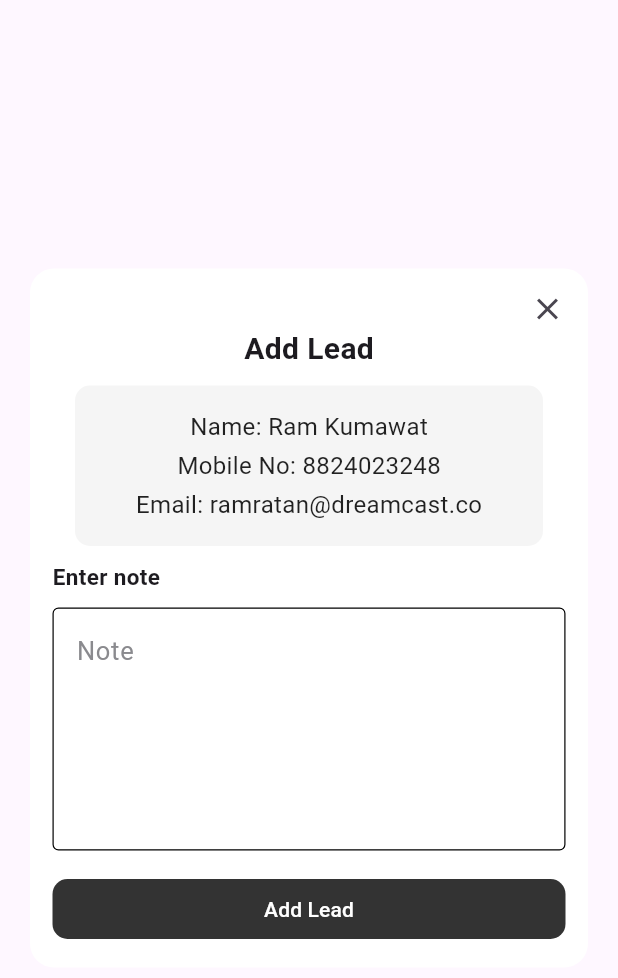
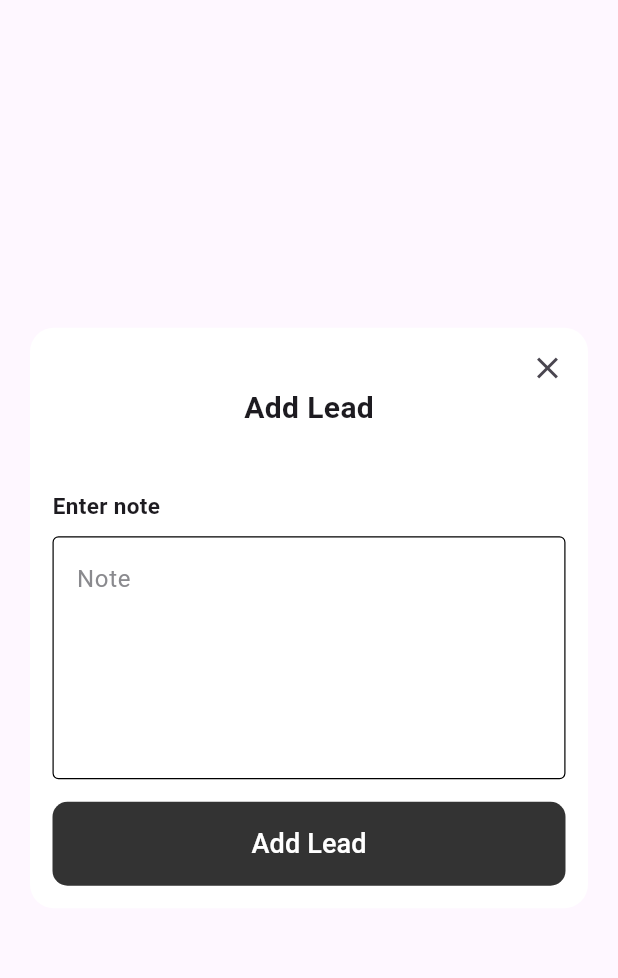
Before and after one commit to sanjay-dreamcast/LeadCaptureFlutter, a Flutter app: the AddLeadsDialog widget shown alone on an empty page, opened directly with empty values, on a phone screen of 412 x 824 dp. Shown: the top 978 px of the screen. Run offline on Flutter 3.47's test engine with Material 3 defaults, Android fonts, the light colour scheme and no system bars; our stand-ins replace camera, contacts_service, csv, device_info_plus, dio, firebase_core and 9 more; missing offline and left inert: dart:ffi, external_path, flutter_barcode_scanner, qr_code_scanner, vcard_maintained; accounts and stored records are empty; Roboto replaces fonts that are missing (YourFontFamily, figtree_bold).

Commit message:
user detail addedd

```diff
--- a/lib/utils/UniversalAlertDialog.dart
+++ b/lib/utils/UniversalAlertDialog.dart
@@ -93,10 +93,18 @@ class UniversalAlertDialog {
 class AddLeadsDialog extends StatelessWidget {
 
   final Function(String note) onConfirm; // Correctly define the type of onConfirm
+  final String name;
+  final String email;
+  final String phone;
+  final bool showUserBox;
 
   const AddLeadsDialog({
     Key? key,
     required this.onConfirm,
+     required this.name,
+    required this.email,
+    required this.phone,
+    required this.showUserBox,
   }) : super(key: key);
 
   @override
@@ -139,49 +147,48 @@ class AddLeadsDialog extends StatelessWidget {
                 ),
               ),
             ),
-            const SizedBox(height: 10),
-            Container(
+            const SizedBox(height: 20),
+           showUserBox ? Container(
               width: double.infinity,
               padding: const EdgeInsets.all(16.0),
-              margin: const EdgeInsets.symmetric(horizontal: 15),
               decoration: BoxDecoration(
                 color: Colors.grey[100],
                 borderRadius: AppBorderRadius.small,
               ),
-              child: const Column(
+              child:  Column(
                 crossAxisAlignment: CrossAxisAlignment.center,
                 children: [
-                  Padding(
-                    padding: EdgeInsets.only(bottom: 3.0),
+                  name.isEmpty ? const SizedBox() :   Padding(
+                    padding: const EdgeInsets.only(bottom: 3.0),
                     child: Text(
-                      "Name: Ram Kumawat",
-                      style: TextStyle(
+                       "Name: $name" ,
+                      style: const TextStyle(
                         fontSize: 16,
                         color: Colors.black87,
                       ),
                     ),
                   ),
-                  Padding(
-                    padding: EdgeInsets.only(bottom: 3.0),
+                  phone.isEmpty ? const SizedBox() :   Padding(
+                    padding: const EdgeInsets.only(bottom: 3.0),
                     child: Text(
-                      "Mobile No: 8824023248",
-                      style: TextStyle(
+                      "Mobile No: $phone",
+                      style: const TextStyle(
                         fontSize: 16,
                         color: Colors.black87,
                       ),
                     ),
                   ),
-                  Text(
-                    "Email: ramratan@dreamcast.co",
-                    style: TextStyle(
+                  email.isEmpty ? const SizedBox() : Text(
+                    "Email: $email",
+                    style: const TextStyle(
                       fontSize: 16,
                       color: Colors.black87,
                     ),
                   ),
                 ],
               ),
-            ),
-            const SizedBox(height: 10),
+            ) : SizedBox(),
+            const SizedBox(height: 20),
             const Align(
               alignment: Alignment.topLeft,
               child: Text(
@@ -201,7 +208,7 @@ class AddLeadsDialog extends StatelessWidget {
                 hintText: "Note",
                 border: OutlineInputBorder(),
                 hintStyle: TextStyle(color: Color(0xFF8A8A8E),
-                  fontSize: 17,
+                  fontSize: 16,
                 ),
                 enabledBorder: OutlineInputBorder(
                   borderSide: BorderSide(color: Colors.black,width: 0.8),
@@ -218,7 +225,7 @@ class AddLeadsDialog extends StatelessWidget {
               ),
             ),
             const SizedBox(height: 15),
-            Container(
+            SizedBox(
               width: double.infinity,
               child: TextButton(
                 onPressed: () {
@@ -227,14 +234,14 @@ class AddLeadsDialog extends StatelessWidget {
                 },
                 style: TextButton.styleFrom(
                   backgroundColor: blackGrey,
-                  padding: EdgeInsets.symmetric(vertical: 5), // You can adjust vertical padding as needed
+                  padding: const EdgeInsets.symmetric(vertical: 15), // You can adjust vertical padding as needed
                   shape: RoundedRectangleBorder(
                     borderRadius: BorderRadius.circular(10),
                   ),
                 ),
-                child: Text(
+                child: const Text(
                   "Add Lead",
-                  style: TextStyle(color: Colors.white),
+                  style: TextStyle(color: Colors.white,fontSize: 18),
                 ),
               ),
             ),
--- a/pubspec.yaml
+++ b/pubspec.yaml
@@ -5,7 +5,7 @@ description: A New Dreamcast Event App.
 # pub.dev using `flutter pub publish`. This is preferred for private packages.
 publish_to: 'none' # Remove this line if you wish to publish to pub.dev
 
-version: 1.0.4+1
+version: 1.0.5+1
 
 environment:
   sdk: '>=2.18.2 <4.0.0'
```
Also changed, not shown: lib/view/Home/homeView.dart (+145 -45 lines), lib/view/localDatabase/LocalContactPage.dart (+59 -9 lines), pubspec.lock, 4 other files.
